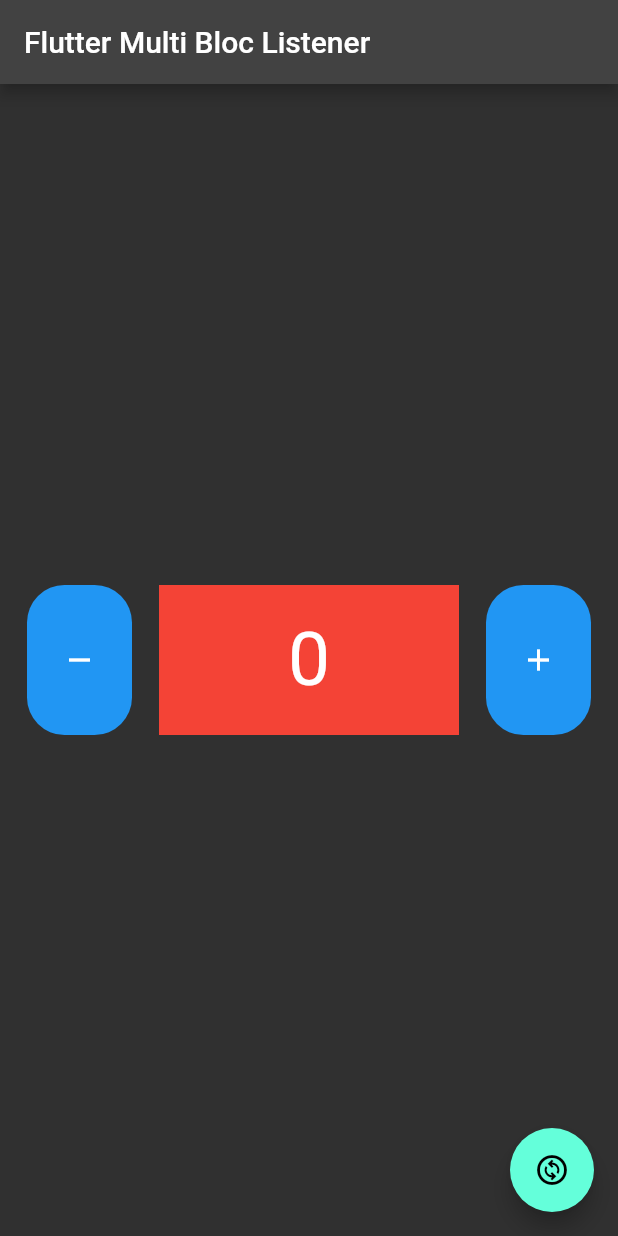
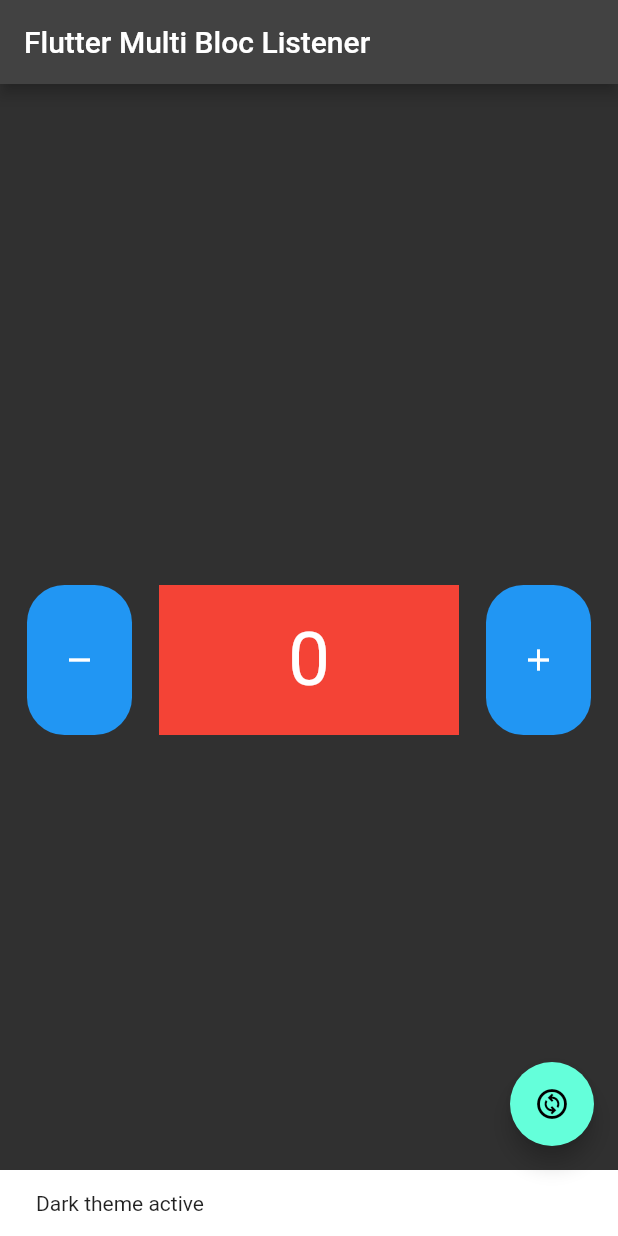
Before and after one commit to juragancode/latihan_bloc, a Flutter app: the screen it shows after launch, after a tap on the "remove" icon, after a tap on the "add" icon, after a tap on the "change circle" icon, on a phone screen of 412 x 824 dp. Run offline on Flutter 3.47's test engine with Material 2 defaults, Android fonts, the phone set to English and light mode, and no system bars; our stand-ins replace bloc, flutter_bloc.

Commit message:
Multi Block Listener 02

```diff
--- a/lib/pages/center_widget.dart
+++ b/lib/pages/center_widget.dart
@@ -22,7 +22,6 @@ class CenterWidget extends StatelessWidget {
               ScaffoldMessenger.of(context).showSnackBar(
                 SnackBar(
                   content: Text("Dark theme active"),
-                  duration: Duration(milliseconds: 500),
                 ),
               );
             },
@@ -39,7 +38,7 @@ class CenterWidget extends StatelessWidget {
             listener: (context, state) {
               ScaffoldMessenger.of(context).showSnackBar(
                 SnackBar(
-                  content: Text("Dark theme active"),
+                  content: Text("Kelipatan 5"),
                   duration: Duration(milliseconds: 500),
                 ),
               );
```
